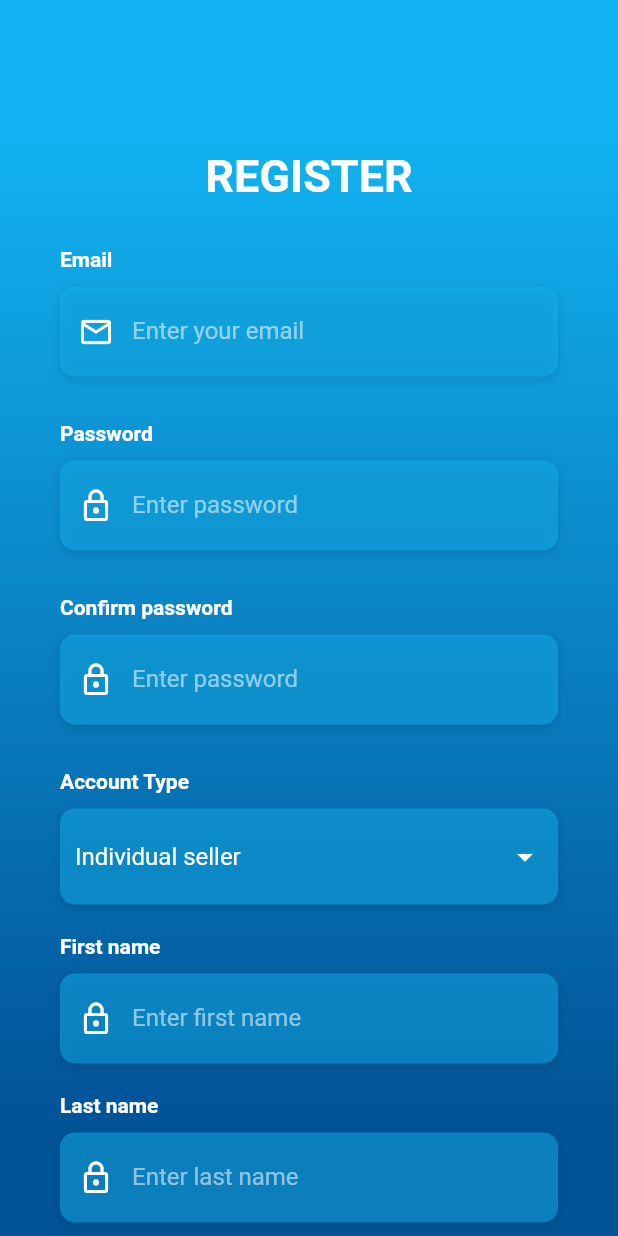
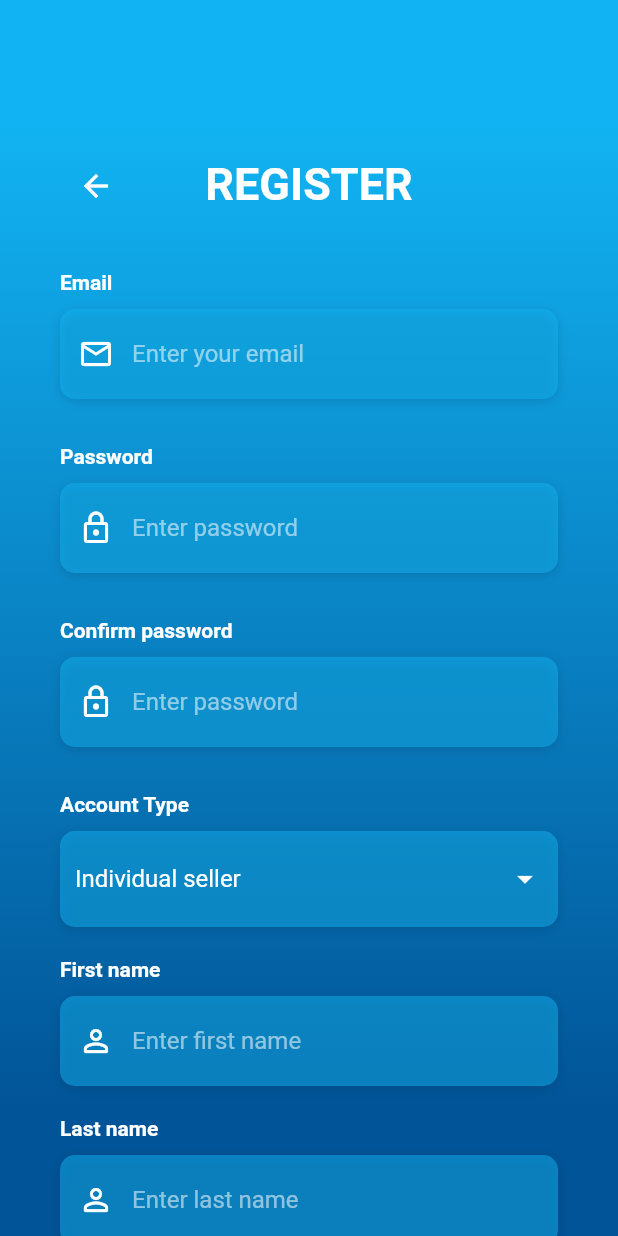
Before and after one commit to ArintonAkos/My-Instrument, a Flutter app: the RegisterPage screen opened by its route, on a phone screen of 412 x 824 dp. Run offline on Flutter 3.47's test engine with Material 2 defaults, Android fonts, the phone set to English and light mode, and no system bars; our stand-ins replace flutter_modular, font_awesome_flutter, google_nav_bar, line_icons, parse_server_sdk, shared_preferences and 1 more; accounts and stored records are empty; Roboto replaces fonts that are missing (OpenSans).

Commit message:
Login/register page icons, and animations modified

```diff
--- a/lib/bloc/auth/auth_pages_constants.dart
+++ b/lib/bloc/auth/auth_pages_constants.dart
@@ -72,7 +72,7 @@ BoxDecoration kBoxDecorationStyle(AppThemeData? appThemeData) {
   );
 }
 
-Widget buildTF(String inputLabel, String hintText, AppThemeData? theme,
+Widget buildTF(String inputLabel, String hintText, AppThemeData? theme, IconData iconData,
     {
       TextEditingController? inputController,
       TextInputType? textInputType,
@@ -102,9 +102,7 @@ Widget buildTF(String inputLabel, String hintText, AppThemeData? theme,
             border: InputBorder.none,
             contentPadding: EdgeInsets.only(top: 14.0),
             prefixIcon: Icon(
-              textInputType == TextInputType.emailAddress
-                  ? Icons.email_outlined
-                  : Icons.lock_outline,
+              iconData,
               color: Colors.white,
             ),
             hintText: hintText,
--- a/lib/bloc/auth/login.dart
+++ b/lib/bloc/auth/login.dart
@@ -72,6 +72,7 @@ class _LoginPageState extends State<LoginPage> {
       AppLocalizations.of(context)!.translate('LOGIN.EMAIL_INPUT.LABEL'),
       AppLocalizations.of(context)!.translate('LOGIN.EMAIL_INPUT.HINT'),
       Provider.of<ThemeNotifier>(context).getTheme(),
+      Icons.email_outlined,
       inputController: controllerEmail,
       textInputType: TextInputType.emailAddress
     );
@@ -82,6 +83,7 @@ class _LoginPageState extends State<LoginPage> {
       AppLocalizations.of(context)!.translate('LOGIN.PASSWORD_INPUT.LABEL'),
       AppLocalizations.of(context)!.translate('LOGIN.PASSWORD_INPUT.HINT'),
       Provider.of<ThemeNotifier>(context).getTheme(),
+      Icons.lock_outline,
       inputController: controllerPassword,
       obscureText: true
     );
@@ -210,7 +212,7 @@ class _LoginPageState extends State<LoginPage> {
       text: TextSpan(
         children: [
           TextSpan(
-            text: AppLocalizations.of(context)!.translate('LOGIN.REGISTER_LABEL'),
+            text: AppLocalizations.of(context)!.translate('LOGIN.REGISTER.LABEL'),
             style: TextStyle(
               color: Colors.white,
               fontSize: 18.0,
--- a/lib/bloc/auth/register.dart
+++ b/lib/bloc/auth/register.dart
@@ -34,7 +34,7 @@ class _RegisterPageState extends State<RegisterPage> {
     return Center(
       child: Scaffold(
         body: AnnotatedRegion<SystemUiOverlayStyle>(
-          value: SystemUiOverlayStyle.dark,
+          value: SystemUiOverlayStyle.light,
           child: Stack(
             children: <Widget>[
               Container(
@@ -63,7 +63,27 @@ class _RegisterPageState extends State<RegisterPage> {
                       child: Column(
                         mainAxisAlignment: MainAxisAlignment.center,
                         children: <Widget>[
+                          Stack(
+                            children: [
+                              Positioned(
+                                child: ClipOval(
+                                  child: Material(
+                                    color: Colors.transparent,
+                                    child: IconButton(
+                                      onPressed: () {
+                                        Modular.to.pop();
+                                      },
+                                      icon: Icon(
+                                          Icons.arrow_back,
+                                          color: Colors.white
+                                      )
+                                    ),
+                                  ),
+                                ),
+                                left: 0,
+                              ),
                               Container(
+                                padding: EdgeInsets.only(top: 5.0, bottom: 10.0),
                                 child: Center(
                                     child: Text(
                                       AppLocalizations.of(context)!.translate('REGISTER.HEADER_TEXT'),
@@ -75,6 +95,8 @@ class _RegisterPageState extends State<RegisterPage> {
                                       ),
                                     )
                                 )
+                              ),
+                            ],
                           ),
                           SizedBox(height: 30.0,),
                           _buildEmailTF(),
@@ -114,6 +136,7 @@ class _RegisterPageState extends State<RegisterPage> {
         AppLocalizations.of(context)!.translate('REGISTER.EMAIL_INPUT.LABEL'),
         AppLocalizations.of(context)!.translate('REGISTER.EMAIL_INPUT.HINT'),
         Provider.of<ThemeNotifier>(context).getTheme(),
+        Icons.email_outlined,
         inputController: controllerEmail,
         textInputType: TextInputType.emailAddress
     );
@@ -124,6 +147,7 @@ class _RegisterPageState extends State<RegisterPage> {
         AppLocalizations.of(context)!.translate('REGISTER.PASSWORD_INPUT.LABEL'),
         AppLocalizations.of(context)!.translate('REGISTER.PASSWORD_INPUT.HINT'),
         Provider.of<ThemeNotifier>(context).getTheme(),
+        Icons.lock_outlined,
         inputController: controllerPassword,
         obscureText: true
     );
@@ -134,6 +158,7 @@ class _RegisterPageState extends State<RegisterPage> {
       AppLocalizations.of(context)!.translate('REGISTER.CONFIRM_PASSWORD_INPUT.LABEL'),
       AppLocalizations.of(context)!.translate('REGISTER.CONFIRM_PASSWORD_INPUT.HINT'),
       Provider.of<ThemeNotifier>(context).getTheme(),
+      Icons.lock_outlined,
       inputController: controllerConfirmPassword,
       obscureText: true
     );
@@ -153,6 +178,7 @@ class _RegisterPageState extends State<RegisterPage> {
         AppLocalizations.of(context)!.translate('REGISTER.FIRST_NAME_INPUT.LABEL'),
         AppLocalizations.of(context)!.translate('REGISTER.FIRST_NAME_INPUT.HINT'),
         Provider.of<ThemeNotifier>(context).getTheme(),
+        Icons.person_outline_rounded,
         inputController: controllerFirstName,
         textInputType: TextInputType.text
     );
@@ -163,6 +189,7 @@ class _RegisterPageState extends State<RegisterPage> {
         AppLocalizations.of(context)!.translate('REGISTER.LAST_NAME_INPUT.LABEL'),
         AppLocalizations.of(context)!.translate('REGISTER.LAST_NAME_INPUT.HINT'),
         Provider.of<ThemeNotifier>(context).getTheme(),
+        Icons.person_outline_rounded,
         inputController: controllerLastName,
         textInputType: TextInputType.text
     );
@@ -173,6 +200,7 @@ class _RegisterPageState extends State<RegisterPage> {
         AppLocalizations.of(context)!.translate('REGISTER.COMPANY_NAME_INPUT.LABEL'),
         AppLocalizations.of(context)!.translate('REGISTER.COMPANY_NAME_INPUT.HINT'),
         Provider.of<ThemeNotifier>(context).getTheme(),
+        Icons.business_outlined,
         inputController: controllerCompanyName,
         textInputType: TextInputType.text
     );
```
Also changed, not shown: lib/modular/app_module.dart (+14 -8 lines). Lines whose indentation alone changed are shown as unchanged.
